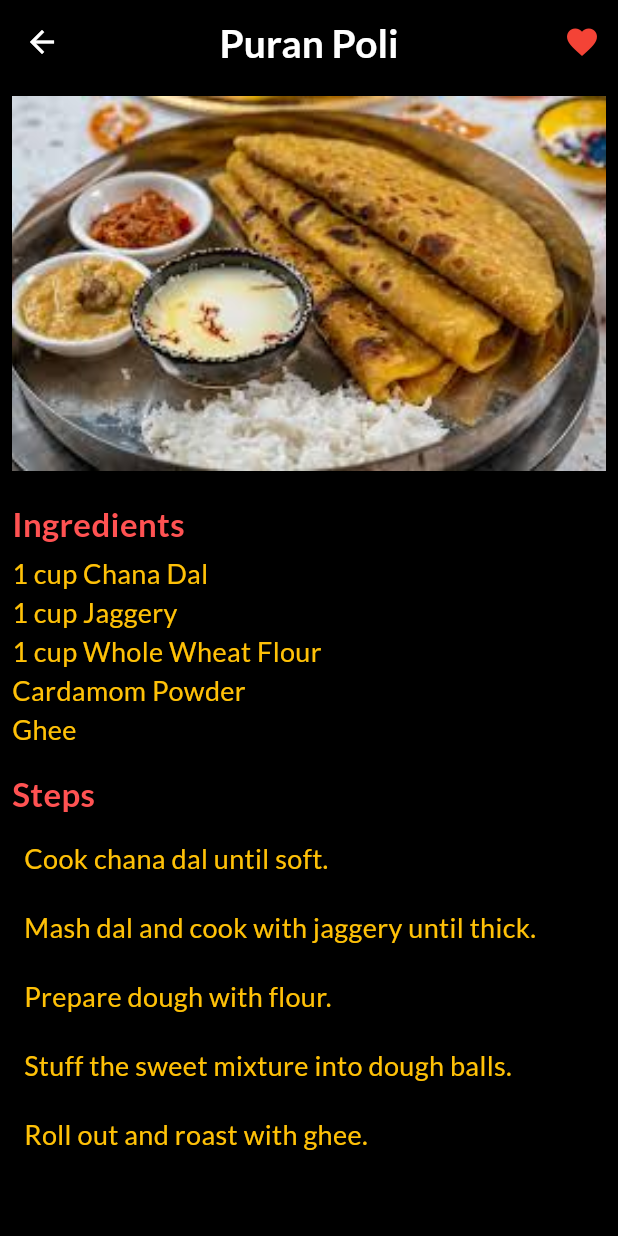
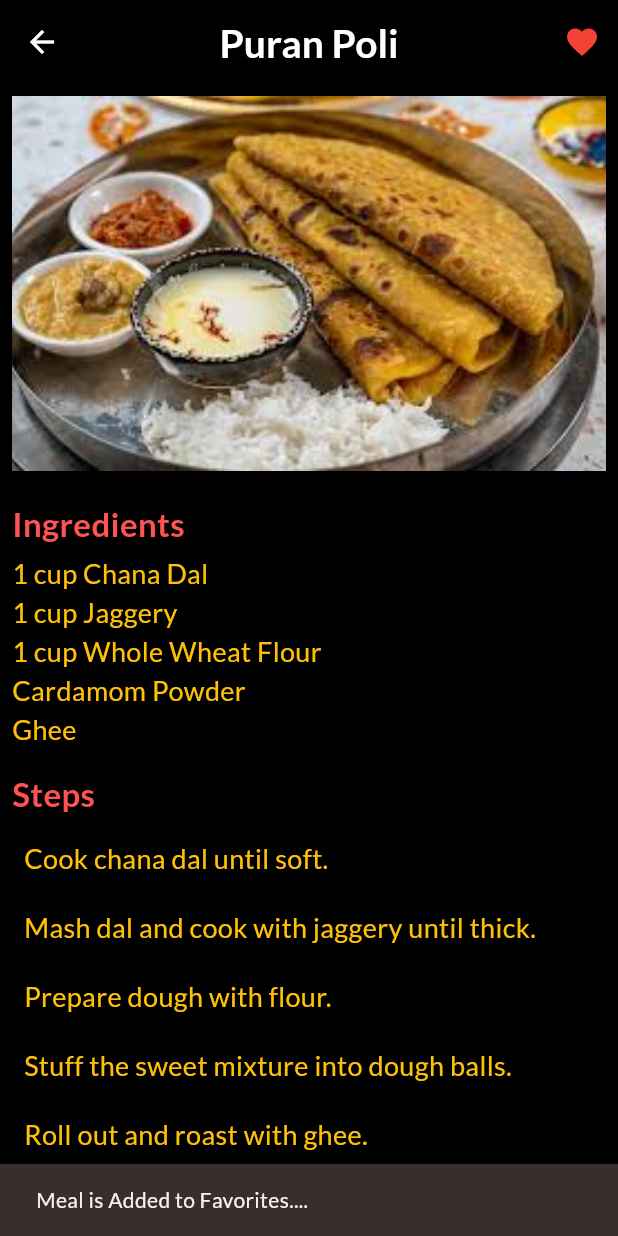
Before and after one commit to AlpitDev26/Meal-App, a Flutter app: the MealsDetailedScreen screen opened directly with sample values from the repository, after a tap on the "favorite outline" icon, on a phone screen of 412 x 824 dp. Run offline on Flutter 3.47's test engine with Material 3 defaults, Android fonts, the phone set to English and light mode, and no system bars; our stand-ins replace flutter_riverpod, google_fonts.

Commit message:
Minor Commit

```diff
--- a/lib/screens/meals_detailed_screen.dart
+++ b/lib/screens/meals_detailed_screen.dart
@@ -33,9 +33,20 @@ class MealsDetailedScreen extends ConsumerWidget {
               /// Toggle meal favorite status / प्रिय भोजन स्थिति टॉगल करा
               /// When user taps the button, access the notifier from favoriteMealsProvider
               /// and call toggleMealFavStatus to switch between favorite and non-favorite states
-              ref.read(favoriteMealsProvider.notifier)
-                .toggleMealFavStatus(meal);
+              bool wasAdded = ref
+                  .read(favoriteMealsProvider.notifier)
+                  .toggleMealFavStatus(meal);
+
+              /// Show the Message
+              ScaffoldMessenger.of(context).showSnackBar(
+                SnackBar(
+                  content: wasAdded
+                      ? Text("Meal is Added to Favorites....")
+                      : Text("Meal is Removed from Favorites...."),
+                ),
+              );
             },
+
             /// Display a filled heart icon (♥) if meal is favorite,
             /// otherwise show an empty heart outline (♡) - similar to how we mark important
             /// things as (beloved/favorite) in our daily life
```
Also changed, not shown: lib/screens/favorite_screen.dart (+24 -5 lines).
